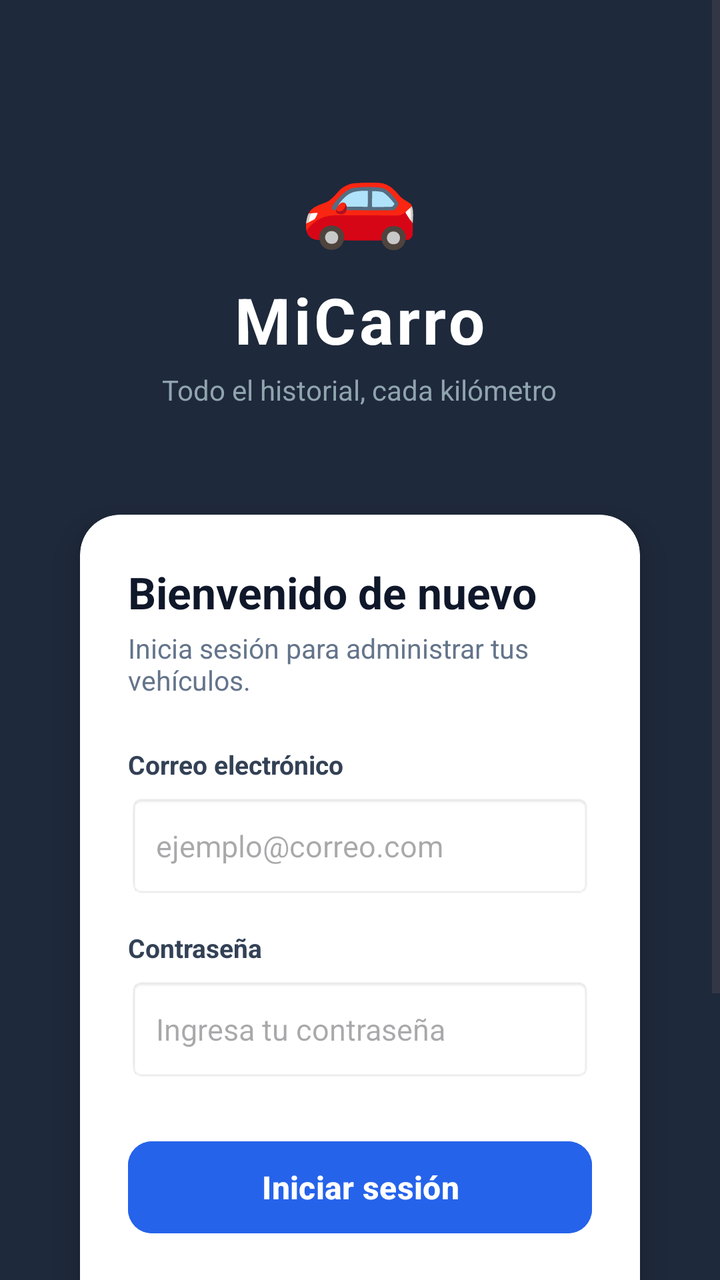
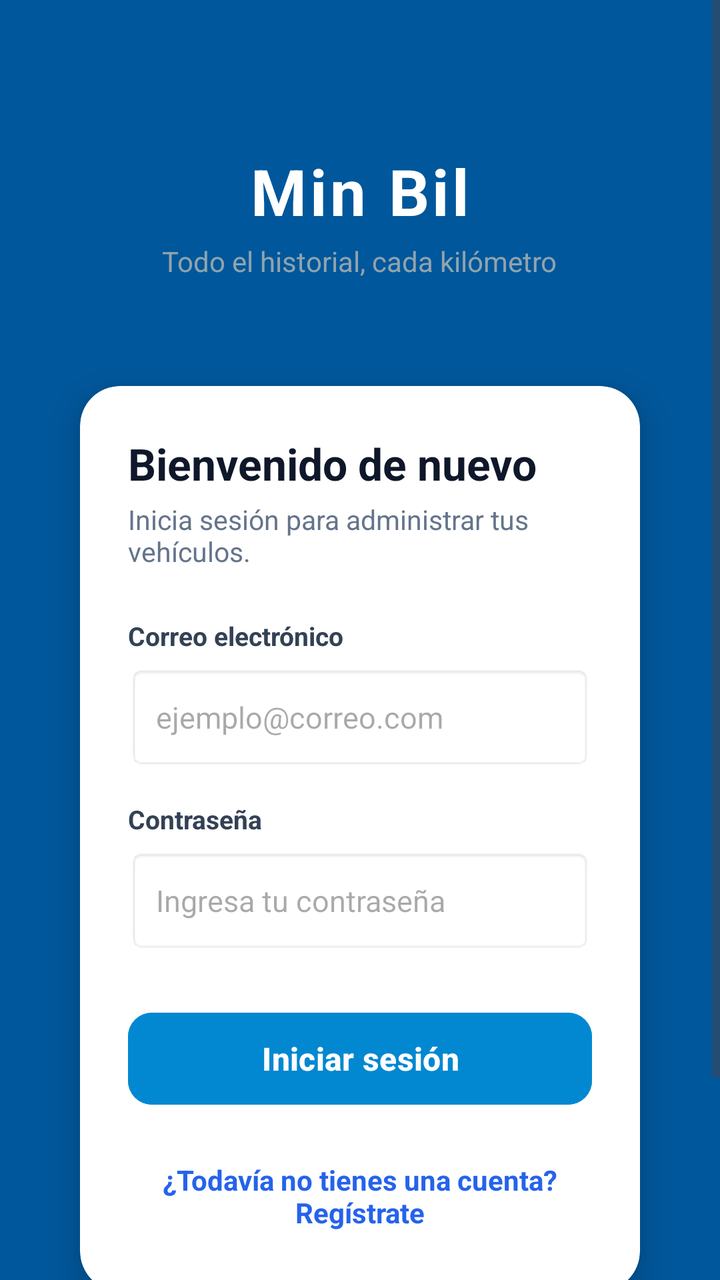

Before-and-after screenshots of an Android layout around one commit, followed by the original layout XML and the change that was made.
<!-- AndroidManifest.xml: application theme Theme.ControlVial -->
<!-- res/layout/activity_login.xml -->
<?xml version="1.0" encoding="utf-8"?>
<ScrollView xmlns:android="http://schemas.android.com/apk/res/android"
    xmlns:app="http://schemas.android.com/apk/res-auto"
    android:layout_width="match_parent"
    android:layout_height="match_parent"
    android:background="#1E293B"
    android:fillViewport="true">

    <LinearLayout
        android:layout_width="match_parent"
        android:layout_height="wrap_content"
        android:gravity="center_horizontal"
        android:orientation="vertical"
        android:padding="24dp">

        
        <View
            android:layout_width="match_parent"
            android:layout_height="40dp" />

        
        <TextView
            android:layout_width="wrap_content"
            android:layout_height="wrap_content"
            android:text="🚗"
            android:textSize="48sp" />

        <TextView
            android:layout_width="wrap_content"
            android:layout_height="wrap_content"
            android:layout_marginTop="10dp"
            android:text="MiCarro"
            android:textColor="#FFFFFF"
            android:textSize="32sp"
            android:textStyle="bold"
            android:letterSpacing="0.05" />

        <TextView
            android:layout_width="wrap_content"
            android:layout_height="wrap_content"
            android:layout_marginTop="4dp"
            android:text="Todo el historial, cada kilómetro"
            android:textColor="#90A4AE"
            android:textSize="14sp"
            android:layout_marginBottom="32dp" />

        
        <androidx.cardview.widget.CardView
            android:layout_width="match_parent"
            android:layout_height="wrap_content"
            app:cardCornerRadius="20dp"
            app:cardElevation="10dp"
            app:cardBackgroundColor="#FFFFFF"
            app:cardUseCompatPadding="true">

            <LinearLayout
                android:layout_width="match_parent"
                android:layout_height="wrap_content"
                android:orientation="vertical"
                android:padding="24dp">

                <TextView
                    android:layout_width="match_parent"
                    android:layout_height="wrap_content"
                    android:text="Bienvenido de nuevo"
                    android:textColor="#0F172A"
                    android:textSize="22sp"
                    android:textStyle="bold" />

                <TextView
                    android:layout_width="match_parent"
                    android:layout_height="wrap_content"
                    android:layout_marginTop="4dp"
                    android:text="Inicia sesión para administrar tus vehículos."
                    android:textColor="#64748B"
                    android:textSize="13.5sp"
                    android:layout_marginBottom="24dp" />

                
                <TextView
                    android:layout_width="match_parent"
                    android:layout_height="wrap_content"
                    android:text="Correo electrónico"
                    android:textColor="#334155"
                    android:textSize="13sp"
                    android:textStyle="bold" />

                <EditText
                    android:id="@+id/etEmail"
                    android:layout_width="match_parent"
                    android:layout_height="52dp"
                    android:layout_marginTop="6dp"
                    android:background="@android:drawable/editbox_background_normal"
                    android:hint="ejemplo@correo.com"
                    android:inputType="textEmailAddress"
                    android:singleLine="true"
                    android:paddingHorizontal="14dp"
                    android:textColor="#0F172A"
                    android:textSize="15sp" />

                
                <TextView
                    android:layout_width="match_parent"
                    android:layout_height="wrap_content"
                    android:layout_marginTop="16dp"
                    android:text="Contraseña"
                    android:textColor="#334155"
                    android:textSize="13sp"
                    android:textStyle="bold" />

                <EditText
                    android:id="@+id/etPassword"
                    android:layout_width="match_parent"
                    android:layout_height="52dp"
                    android:layout_marginTop="6dp"
                    android:background="@android:drawable/editbox_background_normal"
                    android:hint="Ingresa tu contraseña"
                    android:inputType="textPassword"
                    android:singleLine="true"
                    android:paddingHorizontal="14dp"
                    android:textColor="#0F172A"
                    android:textSize="15sp" />

                
                <Button
                    android:id="@+id/btnLogin"
                    android:layout_width="match_parent"
                    android:layout_height="54dp"
                    android:layout_marginTop="26dp"
                    android:backgroundTint="#2563EB"
                    android:text="Iniciar sesión"
                    android:textAllCaps="false"
                    android:textColor="#FFFFFF"
                    android:textSize="16sp"
                    android:textStyle="bold"
                    app:cornerRadius="12dp" />

                
                <TextView
                    android:id="@+id/tvIrRegistro"
                    android:layout_width="match_parent"
                    android:layout_height="wrap_content"
                    android:layout_marginTop="18dp"
                    android:gravity="center"
                    android:text="¿Todavía no tienes una cuenta? Regístrate"
                    android:textColor="#2563EB"
                    android:textSize="14sp"
                    android:textStyle="bold"
                    android:clickable="true"
                    android:focusable="true"
                    android:padding="6dp" />

            </LinearLayout>
        </androidx.cardview.widget.CardView>

        
        <TextView
            android:layout_width="wrap_content"
            android:layout_height="wrap_content"
            android:layout_marginTop="28dp"
            android:layout_marginBottom="24dp"
            android:gravity="center"
            android:text="Tus documentos, siempre bajo control."
            android:textColor="#90A4AE"
            android:textSize="13sp" />

    </LinearLayout>

</ScrollView>
<!-- resources referenced by this layout -->
<resources>
  <style name="Theme.ControlVial" parent="Base.Theme.ControlVial" />
  <style name="Base.Theme.ControlVial" parent="Theme.Material3.DayNight.NoActionBar">
          
          
      </style>
</resources>

<!-- the commit's change to res/layout/activity_login.xml (unified diff, before → after) -->
@@ -3,7 +3,7 @@
     xmlns:app="http://schemas.android.com/apk/res-auto"
     android:layout_width="match_parent"
     android:layout_height="match_parent"
-    android:background="#1E293B"
+    android:background="@color/primary_dark"
     android:fillViewport="true">
 
     <LinearLayout
@@ -19,17 +19,13 @@
             android:layout_height="40dp" />
 
         
-        <TextView
-            android:layout_width="wrap_content"
-            android:layout_height="wrap_content"
-            android:text="🚗"
-            android:textSize="48sp" />
+        
 
         <TextView
             android:layout_width="wrap_content"
             android:layout_height="wrap_content"
             android:layout_marginTop="10dp"
-            android:text="MiCarro"
+            android:text="Min Bil"
             android:textColor="#FFFFFF"
             android:textSize="32sp"
             android:textStyle="bold"
@@ -127,7 +123,7 @@
                     android:layout_width="match_parent"
                     android:layout_height="54dp"
                     android:layout_marginTop="26dp"
-                    android:backgroundTint="#2563EB"
+                    android:backgroundTint="@color/primary"
                     android:text="Iniciar sesión"
                     android:textAllCaps="false"
                     android:textColor="#FFFFFF"
<!-- resource entries referenced after the edit -->
@@ -1,9 +1,19 @@
 <!-- resources referenced by this layout -->
 <resources>
+  <color name="primary">#0288D1</color>
+  <color name="primary_dark">#01579B</color>
   <style name="Theme.ControlVial" parent="Base.Theme.ControlVial" />
-  <style name="Base.Theme.ControlVial" parent="Theme.Material3.DayNight.NoActionBar">
+  <style name="Base.Theme.ControlVial" parent="Theme.Material3.Light.NoActionBar">
+          <item name="colorPrimary">@color/primary</item>
+          <item name="colorPrimaryVariant">@color/primary_dark</item>
+          <item name="colorOnPrimary">@color/white</item>
+  
           
-          
+          <item name="android:statusBarColor">@color/primary_dark</item>
+          <item name="android:windowLightStatusBar">false</item>
+          <item name="android:windowBackground">@color/background_light</item>
       </style>
+  <color name="white">#FFFFFFFF</color>
+  <color name="background_light">#F4F7FB</color>
 </resources>
 
